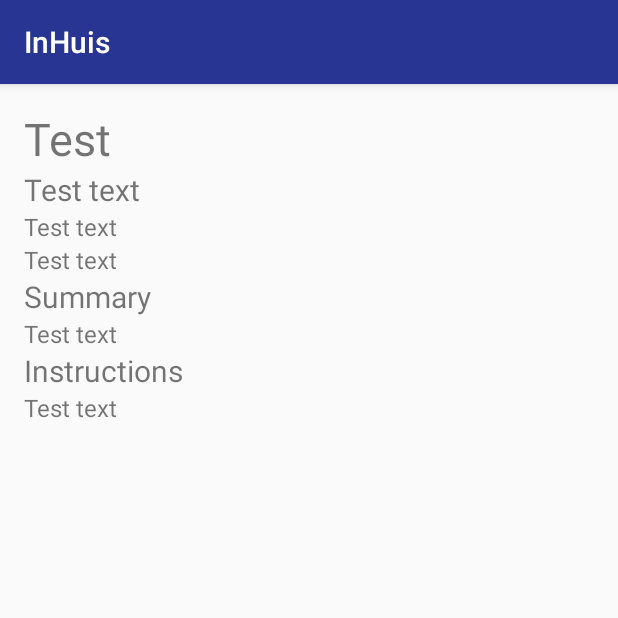
After one commit to Jeffrieh/InHuis, an Android app: the fragment RecipeDetailFragment shown on its own in the app's theme, on a phone screen of 412 x 824 dp, the top half of it. The commit adds this screen. Run offline under Robolectric (Android 15) with nearby library versions, the phone set to English and light mode, and no system bars; our stand-ins replace Picasso, Volley; network calls fail; pictures from the network do not load.

Commit message:
Commit detail scherm + koppeling api

```diff
--- /dev/null
+++ b/app/src/main/java/com/example/inhuis/ui/recipesdetail/RecipeDetailFragment.kt
@@ -0,0 +1,174 @@
+package com.example.inhuis.ui.recipesdetail
+
+import android.os.Bundle
+import android.util.Log
+import android.view.LayoutInflater
+import android.view.View
+import android.view.ViewGroup
+import android.widget.ImageView
+import android.widget.TextView
+import androidx.fragment.app.Fragment
+import androidx.lifecycle.ViewModelProviders
+import com.android.volley.Request
+import com.android.volley.Response
+import com.android.volley.toolbox.JsonArrayRequest
+import com.android.volley.toolbox.JsonObjectRequest
+import com.android.volley.toolbox.Volley
+import com.example.inhuis.R
+import com.example.inhuis.ui.ingredients.Ingredient
+import com.squareup.picasso.Picasso
+import org.json.JSONException
+import java.util.zip.Inflater
+
+class RecipeDetailFragment() : Fragment() {
+
+    private lateinit var recipeDetailViewModel: RecipeDetailViewModel
+
+    private lateinit var recipe: RecipeDetail
+
+    override fun onCreateView(
+        inflater: LayoutInflater,
+        container: ViewGroup?,
+        savedInstanceState: Bundle?
+    ): View? {
+        recipeDetailViewModel =
+            ViewModelProviders.of(this).get(RecipeDetailViewModel::class.java)
+
+        val root = inflater.inflate(R.layout.fragment_recipedetail, container, false)
+
+        // TURN THIS OFF FOR LIVE DATA AND ON FOR MOCKUP DATA
+//        val titleText: TextView = root.findViewById(R.id.RecipeDetailTitle)
+//        val ingredientsTitleText: TextView = root.findViewById(R.id.recipeDetailIngredientsTitle)
+//        val ingredientsText: TextView = root.findViewById(R.id.RecipeDetailIngredients)
+//        val summaryText: TextView = root.findViewById(R.id.recipeDetailSummary)
+//        val instructionsText: TextView = root.findViewById(R.id.recipeDetailInstructions)
+//        val timeText: TextView = root.findViewById(R.id.recipeDetailTime)
+//        val image: ImageView = root.findViewById(R.id.RecipeDetailImage)
+
+        // TURN THIS OFF FOR LIVE DATA AND ON FOR MOCKUP DATA
+        // recipe = RecipeDetail.RECIPE
+
+        // TURN THIS OFF FOR MOCKUP DATA AND TURN THIS ON FOR LIVE DATA FROM THE API: THIS COSTS API POINTS SO BE CAREFULL WITH IT (150 points per day are available and each request is 1 point + 0.1 point per item returned)
+        // getRecipe(532783, root)
+        getRecipe(716429, root)
+
+        // TURN THIS OFF FOR LIVE DATA AND ON FOR MOCKUP DATA
+//        titleText.text = recipe.title
+//        ingredientsTitleText.text = "Ingredients ( ${recipe.numberOfServings} servings )"
+//        var numberOfIngredients = recipe.ingredients.size
+//        var ingredientsString = ""
+//        for (i in 0 until numberOfIngredients){
+//            ingredientsString += recipe.ingredients[i].name
+//            ingredientsString += "\n"
+//        }
+//        ingredientsText.text = ingredientsString
+//        ingredientsText.text = ingredientsUsedString + "\n" + ingredientsMissingString
+//        summaryText.text = recipe.summary
+//        instructionsText.text = recipe.instructions
+//        timeText.text = recipe.timeToMake
+//        Picasso.get()
+//            .load(recipe.imageURL)
+//            .resize(500, 500)
+//            .into(image)
+
+        return root
+    }
+
+    private fun getRecipe(recipeID: Int, root: View) {
+        // Instantiate the RequestQueue.
+        val queue = Volley.newRequestQueue(context)
+        // The URL to get the data
+        // TODO: get id from previous step
+        // TODO: error checking in the JSON, because id was null for instance
+        val url =
+            "https://api.spoonacular.com/recipes/${recipeID}/information?includeNutrition=false&apiKey=37c8b0f2a77247fe8377c040537bc3ad"
+
+        val jsonObjectRequest = JsonObjectRequest(Request.Method.GET, url, null,
+            Response.Listener { response ->
+                    try {
+                        var jsonObject = response
+                        Log.i("getData", jsonObject.toString())
+                        var id = jsonObject.getString("id").toInt()
+                        var title = jsonObject.getString("title")
+                        var imageURL = jsonObject.getString("image")
+                        var ingredients = jsonObject.getJSONArray("extendedIngredients")
+                        var ingredientsArray = arrayListOf<Ingredient>()
+                        for (i in 0 until ingredients.length()) {
+                            try {
+                                var ingredientObject = ingredients.getJSONObject(i)
+                                var ingredientID = ingredientObject.getString("id").toInt()
+                                var ingredientName = ingredientObject.getString("name")
+                                var ingredientImageURL = ingredientObject.getString("image")
+                                var ingredientAmount =
+                                    ingredientObject.getString("amount").toDouble()
+                                    ingredientsArray.add(
+                                        Ingredient(
+                                            ingredientID,
+                                            ingredientName,
+                                            ingredientImageURL,
+                                            ingredientAmount
+                                        )
+                                    )
+                            } catch (e: JSONException) {
+
+                            }
+                        }
+
+                        var timeToMake = jsonObject.getString("readyInMinutes")
+                        var numberOfServings = jsonObject.getString("servings").toInt()
+                        var summary = jsonObject.getString("summary")
+                        var instructions = jsonObject.getString("instructions")
+                        recipe = RecipeDetail(
+                                id,
+                                title,
+                                imageURL,
+                                ingredientsArray,
+                                timeToMake,
+                                numberOfServings,
+                                summary,
+                                instructions
+                            )
+
+                        Log.i("getDataDetail", recipe.toString())
+
+                        val titleText: TextView = root.findViewById(R.id.RecipeDetailTitle)
+                        val ingredientsTitleText: TextView = root.findViewById(R.id.recipeDetailIngredientsTitle)
+                        val ingredientsText: TextView = root.findViewById(R.id.RecipeDetailIngredients)
+                        val summaryText: TextView = root.findViewById(R.id.recipeDetailSummary)
+                        val instructionsText: TextView = root.findViewById(R.id.recipeDetailInstructions)
+                        val timeText: TextView = root.findViewById(R.id.recipeDetailTime)
+                        val image: ImageView = root.findViewById(R.id.RecipeDetailImage)
+
+                        titleText.text = title
+                        ingredientsTitleText.text = "Ingredients ( ${recipe.numberOfServings} servings )"
+
+                        var numberOfIngredients = recipe.ingredients.size
+                        var ingredientsString = ""
+                        for (i in 0 until numberOfIngredients){
+                            ingredientsString += recipe.ingredients[i].name
+                            ingredientsString += "\n"
+                        }
+                        ingredientsText.text = ingredientsString
+                        summaryText.text = recipe.summary
+                        instructionsText.text = recipe.instructions
+                        timeText.text = recipe.timeToMake
+                        Picasso.get()
+                            .load(recipe.imageURL)
+                            .resize(500, 500)
+                            .into(image)
+
+
+                    } catch (e: JSONException) {
+                        Log.e("getData2", e.toString())
+                    }
+
+            },
+            Response.ErrorListener { error ->
+                // TODO: Handle error
+                Log.e("getData", error.toString())
+            }
+        )
+
+        queue.add(jsonObjectRequest)
+    }
+}
--- /dev/null
+++ b/app/src/main/java/com/example/inhuis/ui/recipesdetail/RecipeDetailViewModel.kt
@@ -0,0 +1,14 @@
+package com.example.inhuis.ui.recipesdetail
+
+import androidx.lifecycle.LiveData
+import androidx.lifecycle.MutableLiveData
+import androidx.lifecycle.ViewModel
+
+class RecipeDetailViewModel : ViewModel() {
+
+    private val _text = MutableLiveData<String>().apply {
+        value = "This is recipe detail fragment"
+    }
+
+    val text: LiveData<String> = _text
+}
--- /dev/null
+++ b/app/src/main/res/layout/fragment_recipedetail.xml
@@ -0,0 +1,86 @@
+<?xml version="1.0" encoding="utf-8"?>
+<androidx.constraintlayout.widget.ConstraintLayout
+    xmlns:android="http://schemas.android.com/apk/res/android"
+    xmlns:app="http://schemas.android.com/apk/res-auto"
+    xmlns:tools="http://schemas.android.com/tools"
+    android:layout_width="match_parent"
+    android:layout_height="match_parent">
+
+    <LinearLayout
+        android:id="@+id/RecipeDetailLinearLayout"
+        android:layout_width="match_parent"
+        android:layout_height="match_parent"
+        android:layout_marginStart="16dp"
+        android:layout_marginTop="16dp"
+        android:layout_marginEnd="16dp"
+        android:layout_marginBottom="16dp"
+        android:orientation="vertical"
+        app:layout_constraintBottom_toBottomOf="parent"
+        app:layout_constraintEnd_toEndOf="parent"
+        app:layout_constraintStart_toStartOf="parent"
+        app:layout_constraintTop_toTopOf="parent">
+
+        <ImageView
+            android:id="@+id/RecipeDetailImage"
+            android:layout_width="match_parent"
+            android:layout_height="wrap_content"
+            android:scaleType="centerCrop"
+            tools:srcCompat="@drawable/ic_home_black_24dp" />
+
+        <TextView
+            android:id="@+id/RecipeDetailTitle"
+            android:layout_width="match_parent"
+            android:layout_height="wrap_content"
+            android:text="@string/single_recipe_title"
+            android:textSize="30sp" />
+
+        <TextView
+            android:id="@+id/recipeDetailIngredientsTitle"
+            android:layout_width="match_parent"
+            android:layout_height="wrap_content"
+            android:text="@string/single_recipe_text"
+            android:textSize="20sp" />
+
+        <TextView
+            android:id="@+id/RecipeDetailIngredients"
+            android:layout_width="match_parent"
+            android:layout_height="wrap_content"
+            android:text="@string/single_recipe_text"
+            android:textSize="16sp" />
+
+        <TextView
+            android:id="@+id/recipeDetailTime"
+            android:layout_width="match_parent"
+            android:layout_height="wrap_content"
+            android:text="@string/single_recipe_text"
+            android:textSize="16sp" />
+
+        <TextView
+            android:id="@+id/recipeDetailSummaryTitle"
+            android:layout_width="match_parent"
+            android:layout_height="wrap_content"
+            android:text="@string/single_recipe_summary_title"
+            android:textSize="20sp" />
+
+        <TextView
+            android:id="@+id/recipeDetailSummary"
+            android:layout_width="match_parent"
+            android:layout_height="wrap_content"
+            android:text="@string/single_recipe_text"
+            android:textSize="16sp" />
+
+        <TextView
+            android:id="@+id/recipeDetailInstructionsTitle"
+            android:layout_width="match_parent"
+            android:layout_height="wrap_content"
+            android:text="@string/single_recipe_instructions_title"
+            android:textSize="20sp" />
+
+        <TextView
+            android:id="@+id/recipeDetailInstructions"
+            android:layout_width="match_parent"
+            android:layout_height="wrap_content"
+            android:text="@string/single_recipe_text"
+            android:textSize="16sp" />
+    </LinearLayout>
+</androidx.constraintlayout.widget.ConstraintLayout>
--- a/app/src/main/res/navigation/mobile_navigation.xml
+++ b/app/src/main/res/navigation/mobile_navigation.xml
@@ -20,6 +20,5 @@
     <fragment
         android:id="@+id/navigation_notifications"
         android:name="com.example.inhuis.ui.recipes.RecipesFragment"
-        android:label="@string/title_recipes"
-        tools:layout="@layout/fragment_recipes" />
+        android:label="@string/title_recipes" />
 </navigation>
--- a/app/src/main/res/values/strings.xml
+++ b/app/src/main/res/values/strings.xml
@@ -11,6 +11,8 @@
 
     <string name="single_recipe_title">Test</string>
     <string name="single_recipe_text">Test text</string>
+    <string name="single_recipe_summary_title">Summary</string>
+    <string name="single_recipe_instructions_title">Instructions</string>
 
     <string-array name="ingredients_array">
         <item>Apple</item>
```
Also changed, not shown: app/src/main/java/com/example/inhuis/ui/recipesdetail/RecipeDetail.kt (added, +34 -0 lines).
